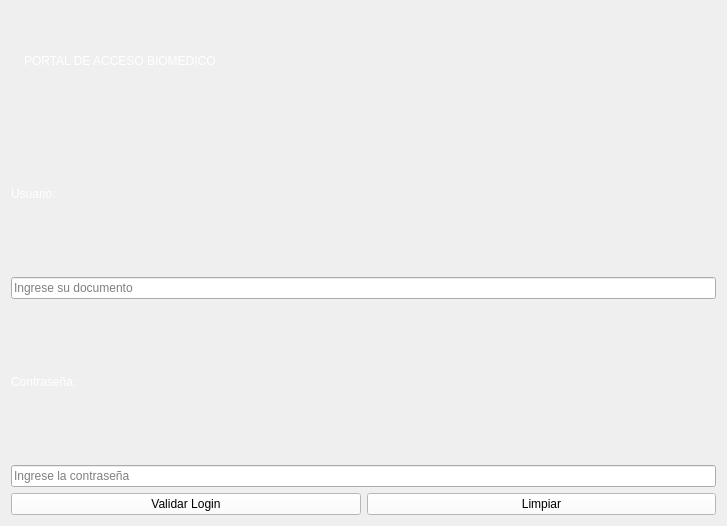
Old version of the form ui/login.ui in the repository Lm4e/Proyecto_final.
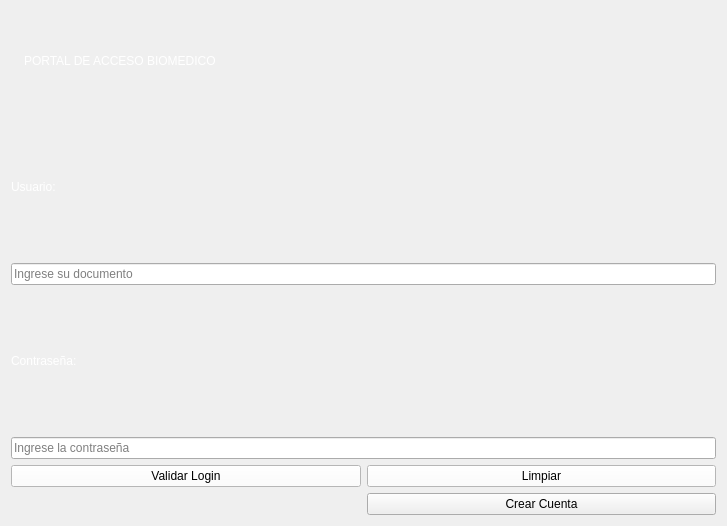
New version of the form. Icons and pictures are not drawn.

What changed in the file:
```diff
--- a/ui/login.ui
+++ b/ui/login.ui
@@ -116,7 +116,7 @@
      </item>
      <item>
       <layout class="QGridLayout" name="gridLayout_2">
-       <item row="0" column="0">
+       <item row="1" column="0">
         <widget class="QPushButton" name="btn_ingresar">
          <property name="styleSheet">
           <string notr="true">background-color: rgb(255, 255, 255);
@@ -127,7 +127,7 @@
          </property>
         </widget>
        </item>
-       <item row="0" column="1">
+       <item row="1" column="1">
         <widget class="QPushButton" name="btn_limpiar">
          <property name="styleSheet">
           <string notr="true">font: 9pt &quot;8514oem&quot;;
@@ -138,6 +138,13 @@
          </property>
         </widget>
        </item>
+       <item row="2" column="1">
+        <widget class="QPushButton" name="btn_registrar">
+         <property name="text">
+          <string>Crear Cuenta</string>
+         </property>
+        </widget>
+       </item>
       </layout>
      </item>
     </layout>
```
Left out of the diff: 7 changed lines with no effect on the pictures.
